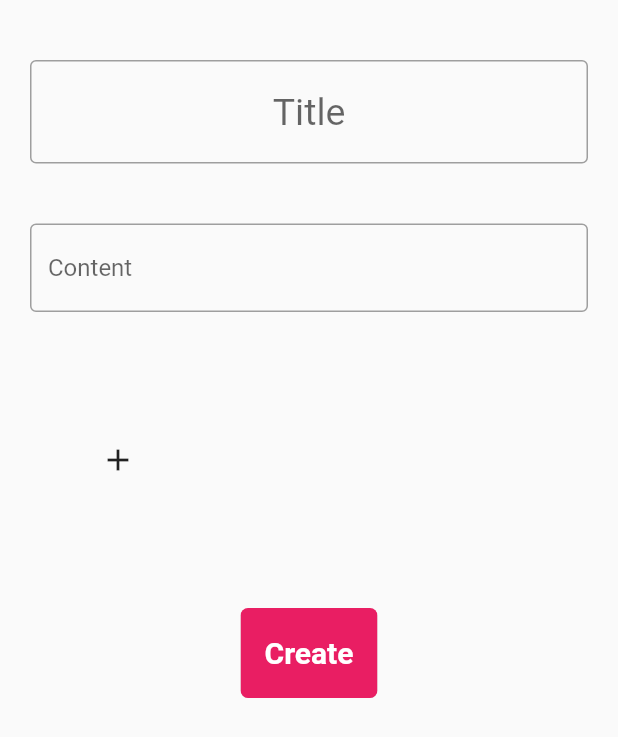
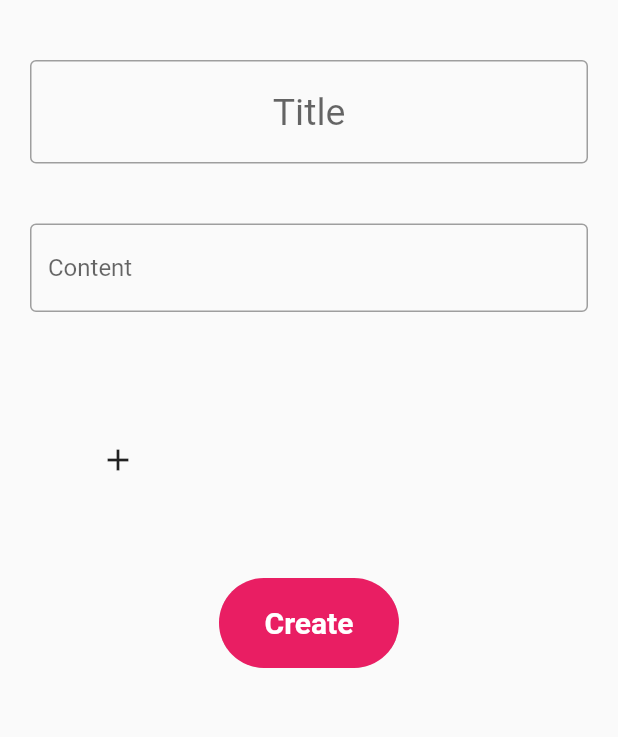
Before and after one commit to flybaflyba/QandA, a Flutter app: the CreatePostPage screen opened directly, on a phone screen of 412 x 824 dp. Shown: the top 737 px of the screen. Run offline on Flutter 3.47's test engine with Material 2 defaults, Android fonts, the phone set to English and light mode, and no system bars; our stand-ins replace cloud_firestore, firebase_auth, firebase_core, flutter_login, persistent_bottom_nav_bar; missing offline and left inert: multi_image_picker; accounts and stored records are empty.

Commit message:
Improve create post page UI

```diff
--- a/lib/CreatePostPage.dart
+++ b/lib/CreatePostPage.dart
@@ -52,11 +52,22 @@ class _CreatePostPageState extends State<CreatePostPage>{
                 width: 300,
                 height: 300,
               ),
-        IconButton(icon: Icon(Icons.delete), onPressed: () {
+              // IconButton(
+              //   iconSize: 25,
+              //     color: Colors.white,
+              //     icon: Icon(Icons.circle),
+              //     onPressed: () {
+              //     }
+              // ),
+              IconButton(
+                iconSize: 20,
+                  icon: Icon(Icons.delete),
+                  onPressed: () {
                     setState(() {
                       images.removeAt(index);
                     });
-        })
+                  }
+              )
             ],
           );
         }
@@ -178,11 +189,12 @@ class _CreatePostPageState extends State<CreatePostPage>{
                     ),
 
                     Padding(
-                      padding: const EdgeInsets.all(20.0),
+                      padding: const EdgeInsets.only(bottom: 50),
                       child: ClipRRect(
-                        borderRadius: BorderRadius.circular(5),
+                        borderRadius: BorderRadius.circular(30),
                         child: Container(
                           height: 60,
+                          width: 120,
                           child: RaisedButton(
                             onPressed: () {
                               Post post = new Post(
```
Lines whose indentation alone changed are shown as unchanged.
